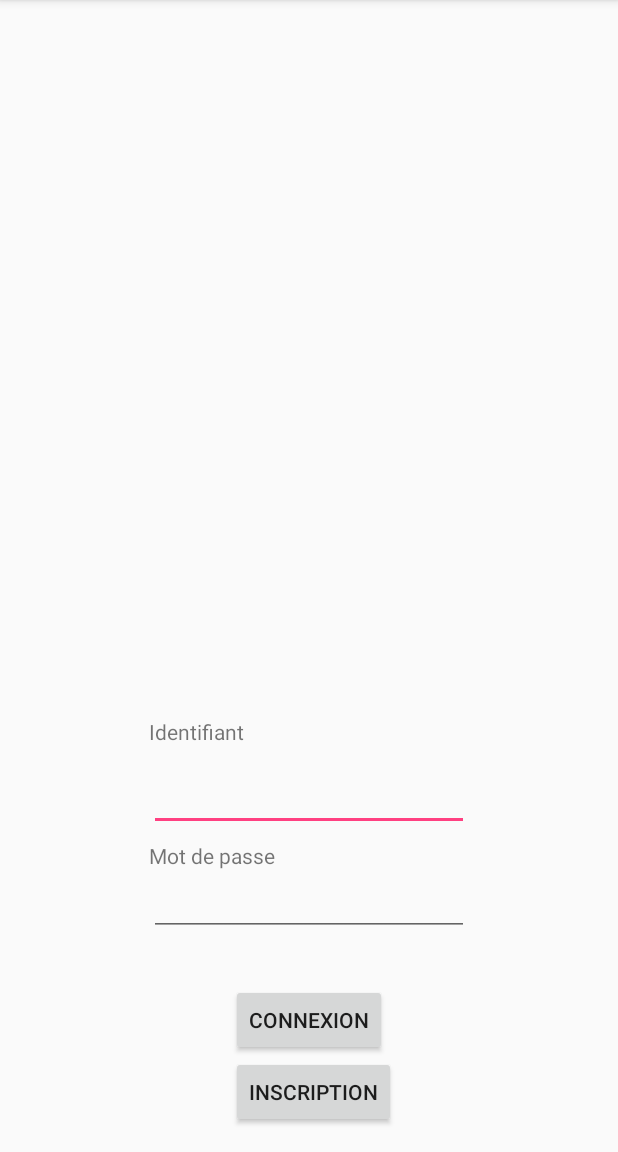
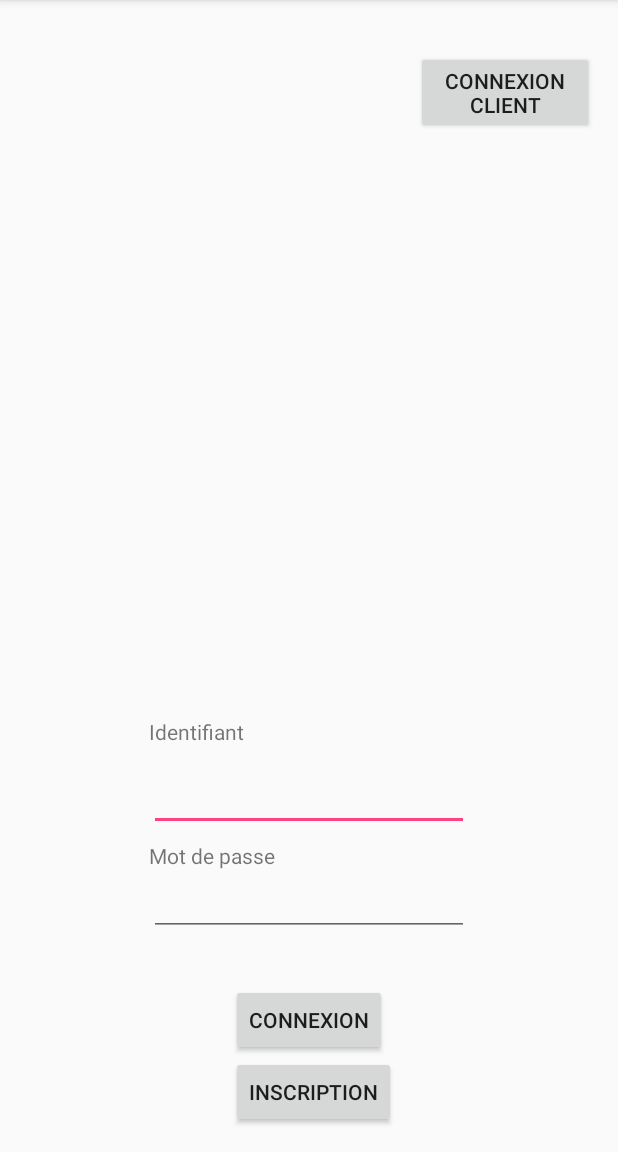
Before and after one commit to DamienJacques900/AndroidMKTIG, an Android app: the screen it shows after launch (MainActivity), on a phone screen of 412 x 824 dp, the part 84-1236 px from its top. Run offline under Robolectric (Android 15) with nearby library versions, the phone set to English and light mode, and no system bars.

Commit message:
interface fait

```diff
--- a/app/src/main/java/com/damienjacques/gerant/MainActivity.java
+++ b/app/src/main/java/com/damienjacques/gerant/MainActivity.java
@@ -8,7 +8,7 @@ import android.widget.Button;
 
 public class MainActivity extends AppCompatActivity {
 
-    private Button clickRegistration,clickConnection;
+    private Button clickRegistration,clickConnection,clickPourClient;
 
     @Override
     protected void onCreate(Bundle savedInstanceState) {
@@ -17,6 +17,7 @@ public class MainActivity extends AppCompatActivity {
 
         clickRegistration =(Button) findViewById(R.id.buttonRegistrationMain);
         clickConnection = (Button) findViewById(R.id.buttonConnection);
+        clickPourClient = (Button) findViewById(R.id.buttonInutile);
 
         clickRegistration.setOnClickListener(new View.OnClickListener() {
             @Override
@@ -35,5 +36,14 @@ public class MainActivity extends AppCompatActivity {
                 startActivity(intent);
             }
         });
+
+        clickPourClient.setOnClickListener(new View.OnClickListener() {
+            @Override
+            public void onClick(View v)
+            {
+                Intent intent = new Intent(MainActivity.this,ReceptionClientActivity.class);
+                startActivity(intent);
+            }
+        });
     }
 }
--- a/app/src/main/res/layout/activity_main.xml
+++ b/app/src/main/res/layout/activity_main.xml
@@ -68,4 +68,16 @@
         android:layout_alignParentBottom="true"
         android:layout_alignLeft="@+id/buttonConnection"
         android:layout_alignStart="@+id/buttonConnection" />
+
+    <Button
+        android:text="Connexion client"
+        android:layout_width="wrap_content"
+        android:layout_height="wrap_content"
+        android:layout_alignParentTop="true"
+        android:layout_toRightOf="@+id/buttonRegistrationMain"
+        android:layout_toEndOf="@+id/buttonRegistrationMain"
+        android:layout_marginLeft="13dp"
+        android:layout_marginStart="13dp"
+        android:layout_marginTop="18dp"
+        android:id="@+id/buttonInutile" />
 </RelativeLayout>
--- a/app/src/main/res/menu/menu_client.xml
+++ b/app/src/main/res/menu/menu_client.xml
@@ -23,7 +23,7 @@
         app:showAsAction="never"
         />
     <item
-        android:id="@+id/disconaction"
+        android:id="@+id/disconactionId"
         android:title="@string/disconaction"
         app:showAsAction="never"
         />
```
Also changed, not shown: app/src/main/java/com/damienjacques/gerant/HistoryClientActivity.java (+18 -12 lines), app/src/main/java/com/damienjacques/gerant/OptionClientActivity.java (+39 -0 lines), app/src/main/java/com/damienjacques/gerant/PromotionClientActivity.java (+40 -0 lines), app/src/main/java/com/damienjacques/gerant/ReceptionClientActivity.java (+40 -0 lines).
